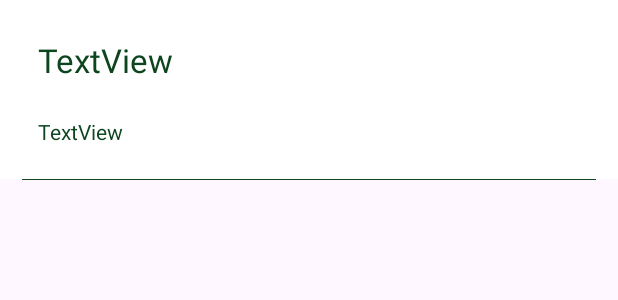
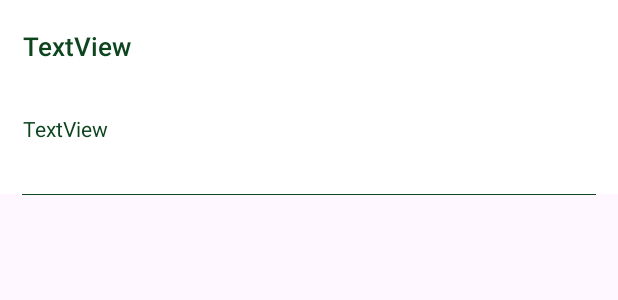
Before and after one commit to cristoferOrdonez/FinancePal, an Android app: the layout custom_list_view_catgastos.xml on its own in the app's theme, with its tools: preview values and no code run, on a phone screen of 412 x 824 dp. Shown: the top 300 px of the screen. Run offline under Robolectric (Android 15) with nearby library versions, the phone set to English and light mode, and no system bars.

Commit message:
He vuelto un poco más uniforme la parte grafica

```diff
--- a/app/src/main/java/com/example/financepal/db/DbIngresos.java
+++ b/app/src/main/java/com/example/financepal/db/DbIngresos.java
@@ -60,7 +60,7 @@
 
         if (cursorIngresos.moveToFirst()) {
             do {
-                ingresoInfo = new Ingreso(cursorIngresos.getInt(0), cursorIngresos.getString(2), col.format(cursorIngresos.getInt(3)) + " COP", cursorIngresos.getInt(4) + "/" + cursorIngresos.getInt(5));
+                ingresoInfo = new Ingreso(cursorIngresos.getInt(0), cursorIngresos.getString(2), col.format(cursorIngresos.getInt(3)) + " COP", ((String.valueOf(cursorIngresos.getInt(4)).length() == 1)?"0" + cursorIngresos.getInt(4): cursorIngresos.getInt(4)) + "/" + cursorIngresos.getInt(5));
 
                 listaIngresos.add(ingresoInfo);
             } while (cursorIngresos.moveToNext());
--- a/app/src/main/res/layout/activity_custom_list_view_gastos.xml
+++ b/app/src/main/res/layout/activity_custom_list_view_gastos.xml
@@ -9,6 +9,7 @@
         android:layout_width="match_parent"
         android:layout_height="wrap_content"
         android:orientation="vertical"
+        android:paddingLeft="15dp"
         android:background="@drawable/background_listado_de_elementos">
 
         <LinearLayout
@@ -27,13 +28,12 @@
             android:layout_height="60dp"
             android:layout_weight="32"
             android:gravity="center|start"
-            android:paddingLeft="15dp"
             android:textColor="@color/verdeOscuro"
             android:paddingRight="15dp"
             android:text="TextView"
             android:textAlignment="viewStart"
             android:textAppearance="@style/TextAppearance.AppCompat.Body2"
-            android:textSize="16sp" />
+            android:textSize="17sp" />
 
         <TextView
             android:id="@+id/textViewMontoGastos"
@@ -42,7 +42,6 @@
             android:layout_weight="33"
             android:textColor="@color/verdeOscuro"
             android:gravity="center|start"
-            android:paddingLeft="15dp"
             android:paddingRight="15dp"
             android:text="TextView" />
 
--- a/app/src/main/res/layout/custom_list_view_catgastos.xml
+++ b/app/src/main/res/layout/custom_list_view_catgastos.xml
@@ -1,13 +1,15 @@
 <?xml version="1.0" encoding="utf-8"?>
-<androidx.constraintlayout.widget.ConstraintLayout xmlns:android="http://schemas.android.com/apk/res/android"
+<LinearLayout xmlns:android="http://schemas.android.com/apk/res/android"
     xmlns:tools="http://schemas.android.com/tools"
     android:layout_width="match_parent"
     android:layout_height="match_parent">
 
     <LinearLayout
-        android:layout_width="match_parent"
-        android:layout_height="120dp"
+        android:layout_width="0dp"
+        android:layout_height="130dp"
         android:orientation="vertical"
+        android:layout_weight="20"
+        android:paddingLeft="15dp"
         tools:layout_editor_absoluteX="1dp"
         tools:layout_editor_absoluteY="1dp"
         android:background="@drawable/background_listado_de_elementos">
@@ -15,21 +17,21 @@
         <TextView
             android:id="@+id/textViewNombreCat"
             android:layout_width="match_parent"
-            android:layout_height="60dp"
-            android:paddingLeft="15dp"
+            android:layout_height="0dp"
+            android:layout_weight="38"
             android:text="TextView"
+            android:textSize="17sp"
             android:textColor="@color/verdeOscuro"
             android:gravity="center_vertical"
-            android:textAppearance="@style/TextAppearance.AppCompat.Large" />
+            android:textAppearance="@style/TextAppearance.AppCompat.Body2" />
 
         <TextView
             android:id="@+id/textViewDescCat"
             android:layout_width="match_parent"
-            android:layout_height="60dp"
-            android:paddingLeft="15dp"
+            android:layout_height="0dp"
+            android:layout_weight="60"
+            android:gravity="center_vertical"
             android:textColor="@color/verdeOscuro"
-            android:paddingTop="8dp"
-            android:paddingRight="30dp"
             android:text="TextView" />
     </LinearLayout>
-</androidx.constraintlayout.widget.ConstraintLayout>
+</LinearLayout>
```
Also changed, not shown: app/src/main/res/layout/activity_metas_de_ahorro.xml (+10 -3 lines), app/src/main/res/layout/lista_item_meta.xml (+28 -16 lines), app/src/main/res/layout/listview_ingreso.xml (+5 -3 lines).
